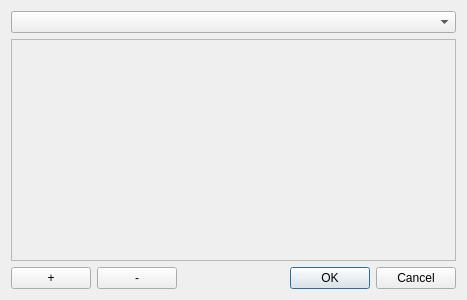
This is L021/validator_dialog.ui in nem-e5i5/LO21P2014 as Qt 5 draws it before an edit. The edited form follows.
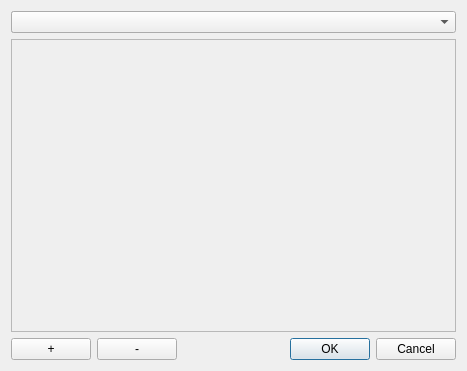
This is the edited form.

Commit message: modification validator_dialog

What changed in the file:
```diff
--- a/L021/validator_dialog.ui
+++ b/L021/validator_dialog.ui
@@ -7,7 +7,7 @@
     <x>0</x>
     <y>0</y>
     <width>467</width>
-    <height>300</height>
+    <height>371</height>
    </rect>
   </property>
   <property name="windowTitle">
@@ -55,7 +55,7 @@
         <x>0</x>
         <y>0</y>
         <width>447</width>
-        <height>208</height>
+        <height>279</height>
        </rect>
       </property>
       <layout class="QFormLayout" name="formLayout_2">
```
Left out of the diff: 35 changed lines with no effect on the pictures.
